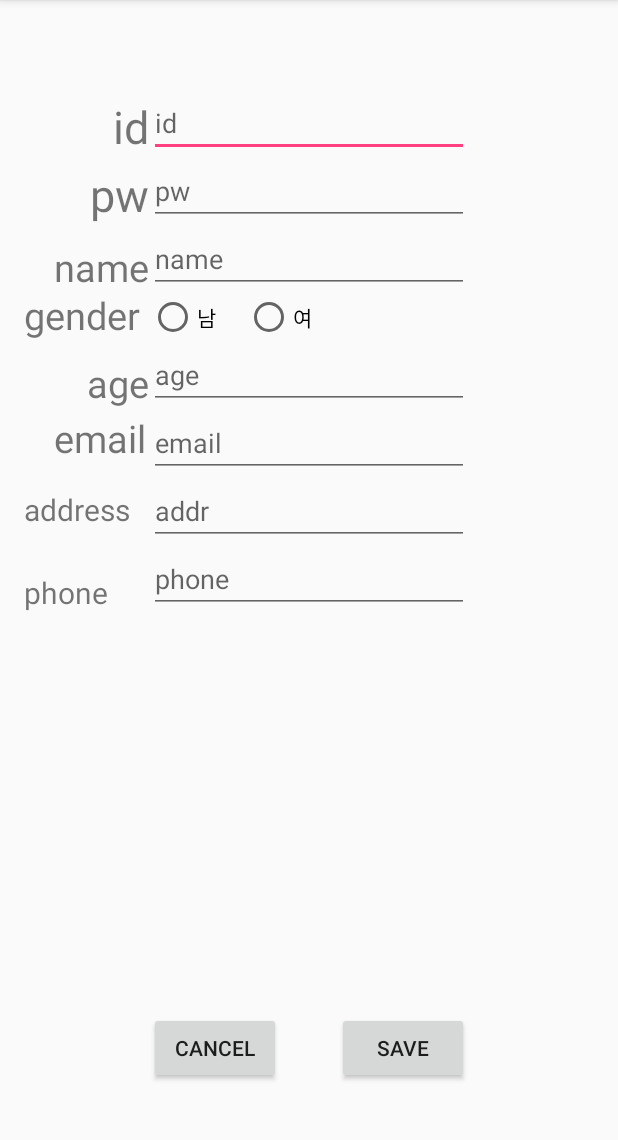
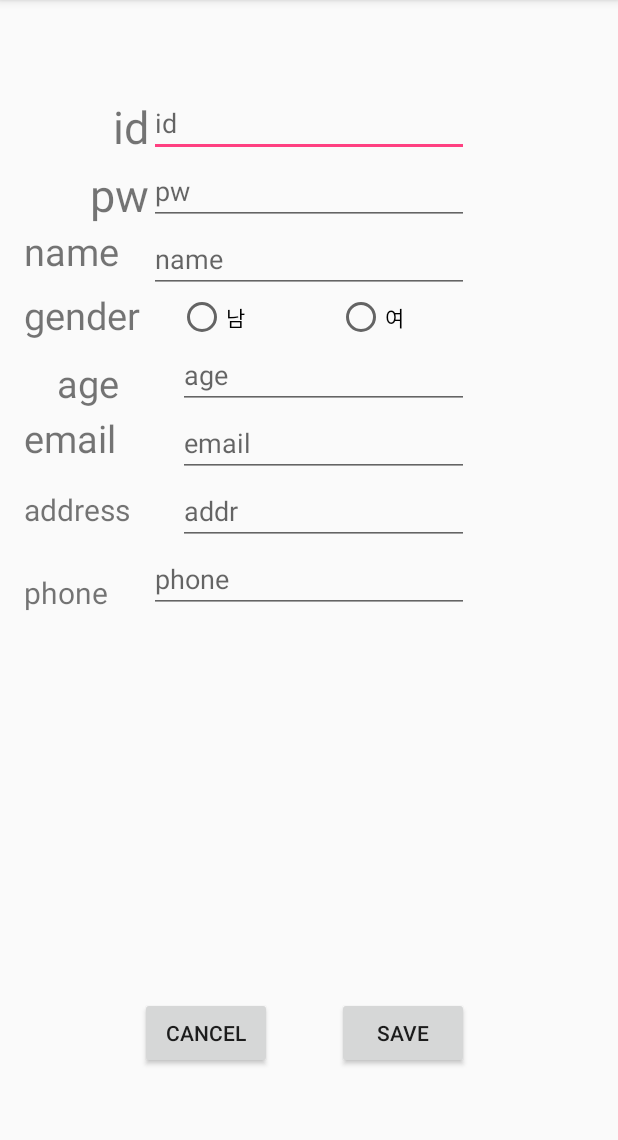
Before and after one commit to hije96/IFFN_trash_android, an Android app: the SignupActivity screen opened directly, with no data from a screen before it, after a tap on "SAVE", on a phone screen of 412 x 824 dp, the part 84-1224 px from its top. Run offline under Robolectric (Android 15) with nearby library versions, the phone set to English and light mode, and no system bars.

Commit message:
전반적인 기능 수정

```diff
--- a/app/src/main/AndroidManifest.xml
+++ b/app/src/main/AndroidManifest.xml
@@ -10,14 +10,14 @@
         android:label="@string/app_name"
         android:supportsRtl="true"
         android:theme="@style/AppTheme">
-        <activity android:name=".MainActivity">
+        <activity android:name=".splash">
             <intent-filter>
                 <action android:name="android.intent.action.MAIN" />
 
                 <category android:name="android.intent.category.LAUNCHER" />
             </intent-filter>
         </activity>
-        <activity android:name=".splash" />
+        <activity android:name=".MainActivity" ></activity>
         <activity android:name=".LoginActivity" ></activity>
         <activity android:name=".SignupActivity"></activity>
     </application>
--- a/app/src/main/java/com/example/user/application/ApiService.java
+++ b/app/src/main/java/com/example/user/application/ApiService.java
@@ -17,7 +17,7 @@ public interface ApiService {
 
     public static final String API_URL = "http:172.20.10.11:3000/";
     //   @FormUrlEncoded
-    @POST("flavor_information")
+    @POST("mix")
     Call<ResponseJson> getComment(@Body DataModel dataModel);
 
  //   @POST("member information")
--- a/app/src/main/java/com/example/user/application/MainActivity.java
+++ b/app/src/main/java/com/example/user/application/MainActivity.java
@@ -3,7 +3,6 @@ package com.example.user.application;
 import android.app.AlertDialog;
 import android.content.Context;
 import android.content.DialogInterface;
-import android.content.Intent;
 import android.os.Bundle;
 import android.os.Handler;
 import android.support.v7.app.AppCompatActivity;
@@ -61,8 +60,8 @@ public class MainActivity extends AppCompatActivity {
             e.printStackTrace();
         }
 
-        Intent intent = new Intent(this, LoginActivity.class);
-        startActivity(intent);
+      //  Intent intent = new Intent(this, LoginActivity.class);
+      //  startActivity(intent);
 
         btn_flaovr_1.setOnClickListener(new View.OnClickListener() {
             @Override
--- /dev/null
+++ b/app/src/main/java/com/example/user/application/MemberApiService.java
@@ -0,0 +1,16 @@
+package com.example.user.application;
+
+import retrofit2.Call;
+import retrofit2.http.Body;
+import retrofit2.http.POST;
+
+/**
+ * Created by User on 2017-01-05.
+ */
+
+public interface MemberApiService {
+    public static final String API_URL = "http:172.20.10.11:3000/";
+    //   @FormUrlEncoded
+    @POST("sign")
+    Call<MemberResponseJson> getComment(@Body MemberDataModel MemberdataModel);
+}
--- a/app/src/main/java/com/example/user/application/MemberDataModel.java
+++ b/app/src/main/java/com/example/user/application/MemberDataModel.java
@@ -19,4 +19,23 @@ public class MemberDataModel {
     private int flavor_4;
     private int idx;
 */
+/*
+MemberDataModel(String id,String pw, String name, int age, String email, String addr, int phone){
+    this.id = id;
+    this.pw = pw;
+    this.name = name;
+    this.age = age;
+    this.email = email;
+    this.addr = addr;
+    this.phone=phone;
 }
+*/
+    String id;
+    String pw;
+    String name;
+    int age;
+    String email;
+    String addr;
+    int phone;
+    int gender;
+}
--- a/app/src/main/res/layout/activity_signup.xml
+++ b/app/src/main/res/layout/activity_signup.xml
@@ -44,16 +44,16 @@
         android:text="남"
         android:id="@+id/radioButton"
         android:layout_below="@+id/editText5"
-        android:layout_alignStart="@+id/editText5" />
+        android:layout_toEndOf="@+id/textView10"
+        android:layout_marginStart="25dp" />
 
     <RadioButton
         android:layout_width="wrap_content"
         android:layout_height="wrap_content"
         android:text="여"
         android:id="@+id/radioButton2"
-        android:layout_alignBottom="@+id/radioButton"
-        android:layout_toEndOf="@+id/radioButton"
-        android:layout_marginStart="19dp" />
+        android:layout_below="@+id/editText5"
+        android:layout_alignStart="@+id/button10" />
 
     <EditText
         android:layout_width="wrap_content"
@@ -96,9 +96,9 @@
         android:layout_height="wrap_content"
         android:text="cancel"
         android:id="@+id/button9"
+        android:layout_marginBottom="39dp"
         android:layout_alignParentBottom="true"
-        android:layout_alignStart="@+id/editText8"
-        android:layout_marginBottom="29dp" />
+        android:layout_toEndOf="@+id/textView10" />
 
     <Button
         android:layout_width="wrap_content"
@@ -106,7 +106,7 @@
         android:text="save"
         android:id="@+id/button10"
         android:layout_alignTop="@+id/button9"
-        android:layout_alignEnd="@+id/editText8" />
+        android:layout_alignEnd="@+id/editText9" />
 
     <TextView
         android:layout_width="wrap_content"
@@ -131,9 +131,9 @@
         android:layout_height="wrap_content"
         android:text="name"
         android:id="@+id/textView9"
-        android:layout_alignBottom="@+id/editText5"
-        android:layout_toStartOf="@+id/editText5"
-        android:textSize="25dp" />
+        android:textSize="25dp"
+        android:layout_below="@+id/editText4"
+        android:layout_alignParentStart="true" />
 
     <TextView
         android:layout_width="wrap_content"
```
Also changed, not shown: app/src/main/java/com/example/user/application/LoginActivity.java (+6 -8 lines), app/src/main/java/com/example/user/application/MemberResponseJson.java (added, +69 -0 lines), app/src/main/java/com/example/user/application/SignupActivity.java (+91 -20 lines), app/src/main/java/com/example/user/application/splash.java (+4 -5 lines).
